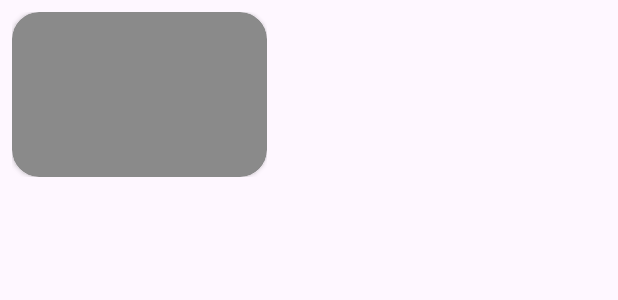
After one commit to Binar-Academy-C-8/Android-FinalProject, an Android app: the layout item_category_course_shimmer.xml on its own in the app's theme, with its tools: preview values and no code run, on a phone screen of 412 x 824 dp. The commit adds this screen. Shown: the top 300 px of the screen. Run offline under Robolectric (Android 15) with nearby library versions, the phone set to English and light mode, and no system bars.

Commit message:
Add Shimmer effect on Home Category

```diff
--- a/app/build.gradle.kts
+++ b/app/build.gradle.kts
@@ -139,4 +139,7 @@ dependencies {
     // otp view
 
     implementation("com.github.mukeshsolanki.android-otpview-pinview:otpview:3.1.0")
+
+    //shimmer
+    implementation ("com.facebook.shimmer:shimmer:0.5.0")
 }
--- /dev/null
+++ b/app/src/main/res/layout/item_category_course_shimmer.xml
@@ -0,0 +1,23 @@
+<?xml version="1.0" encoding="utf-8"?>
+<androidx.constraintlayout.widget.ConstraintLayout xmlns:android="http://schemas.android.com/apk/res/android"
+    xmlns:app="http://schemas.android.com/apk/res-auto"
+    xmlns:tools="http://schemas.android.com/tools"
+    android:layout_width="170dp"
+    android:layout_height="110dp"
+    android:layout_margin="8dp">
+
+    <androidx.cardview.widget.CardView
+        android:layout_width="match_parent"
+        android:layout_height="match_parent"
+        app:cardCornerRadius="18dp"
+        android:backgroundTint="@color/neutral_03">
+
+        <ImageView
+            android:id="@+id/iv_category_course"
+            android:layout_width="match_parent"
+            android:layout_height="match_parent"
+            android:scaleType="centerCrop" />
+
+    </androidx.cardview.widget.CardView>
+
+</androidx.constraintlayout.widget.ConstraintLayout>
```
Also changed, not shown: app/src/main/java/com/raveendra/finalproject_binar/presentation/home/HomeFragment.kt (+12 -3 lines), app/src/main/res/layout/fragment_home.xml (+63 -24 lines).
